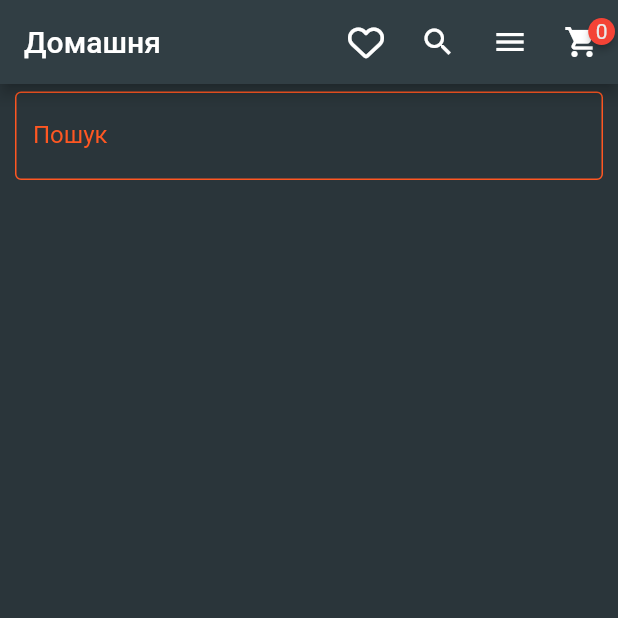
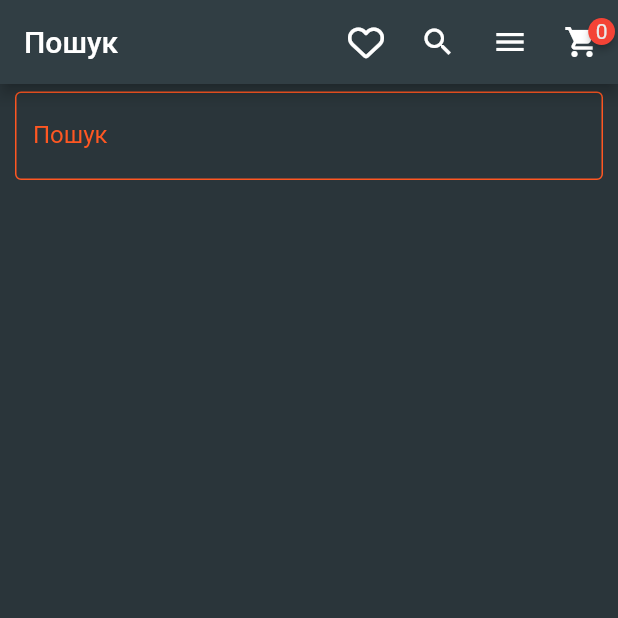
Before and after one commit to valeruchn/sample_shop, a Flutter app: the screen it shows after launch, after a tap on the "search" icon, on a phone screen of 412 x 824 dp, the top half of it. Run offline on Flutter 3.47's test engine with Material 2 defaults, Android fonts, the light colour scheme and no system bars; drawn by our look-alikes of badges; our stand-ins replace cloud_firestore, dio, firebase_auth, firebase_core, flutter_redux, font_awesome_flutter and 5 more; missing offline and left inert: redux_epics; accounts and stored records are empty.

Commit message:
add subcategory search

```diff
--- a/lib/common/services/products.service.dart
+++ b/lib/common/services/products.service.dart
@@ -8,7 +8,7 @@ import 'package:sample_shop/store/models/products/product.model.dart';
 // Получение списка продуктов с фильтрами
 Future<List<ProductModel>> getProducts(
     {String? category = 'all',
-    String? subcategory = 'pfiladelfia',
+    String? subcategory = '',
     String? search = ''}) async {
   try {
     final Response<dynamic> res = await api.dio.get<dynamic>(
--- a/lib/common/widgets/home_page/menu_drawer.dart
+++ b/lib/common/widgets/home_page/menu_drawer.dart
@@ -5,6 +5,7 @@ import 'package:flutter/material.dart';
 import 'package:flutter_redux/flutter_redux.dart';
 import 'package:font_awesome_flutter/font_awesome_flutter.dart';
 import 'package:redux/redux.dart';
+import 'package:sample_shop/common/helpers/constants/search_category_object_constants.dart';
 
 // Flutter imports:
 import 'package:sample_shop/store/actions/products.action.dart';
@@ -12,25 +13,40 @@ import 'package:sample_shop/store/reducers/reducer.dart';
 import 'package:sample_shop/common/helpers/constants/colors_constants.dart';
 import 'package:sample_shop/common/helpers/constants/text_constants.dart';
 
-class MenuDrawer extends StatelessWidget {
+class MenuDrawer extends StatefulWidget {
   const MenuDrawer({Key? key, required this.handleChangeTitle})
       : super(key: key);
   final void Function(String title) handleChangeTitle;
 
-  void _handleChangeFilter(Store<AppState> store) =>
-          (String category, String title, BuildContext context) {
-        handleChangeTitle(title);
-        if (category == 'favourites') {
+  @override
+  State<MenuDrawer> createState() => _MenuDrawerState();
+}
+
+class _MenuDrawerState extends State<MenuDrawer> {
+  bool _isOpenSubCatMenu = false;
+
+  // Открыть подкатегории
+  void _toggleSubCatMenu() {
+    setState(() {
+      _isOpenSubCatMenu = !_isOpenSubCatMenu;
+    });
+  }
+
+  // Переключение фильтра
+  void _handleChangeFilter(Store<AppState> store) => (String category,
+          String title, BuildContext context, String? subcategory) {
+        widget.handleChangeTitle(title);
+        if (category == kFavouriteCategorySearch.category) {
           store.dispatch(GetFavouriteProductsPending());
         } else {
-          store.dispatch(GetProductsPending(category: category));
+          store.dispatch(
+              GetProductsPending(category: category, subcategory: subcategory));
         }
         Navigator.pop(context);
       };
 
   @override
   Widget build(BuildContext context) {
-
     return Drawer(
       backgroundColor: kBackGroundColor,
       child: StoreConnector<AppState, dynamic>(
@@ -51,31 +67,67 @@ class MenuDrawer extends StatelessWidget {
                 FontAwesomeIcons.pizzaSlice,
                 color: kPrimaryColor,
               ),
-              title: const Text(kPizzaCategoryTitleText),
-              onTap: () => query('pizza', kPizzaCategoryTitleText, context),
+              title: Text(kPizzaCategorySearch.title),
+              onTap: () => query(kPizzaCategorySearch.category,
+                  kPizzaCategorySearch.title, context, null),
             ),
+            // Выпадающее меню
             ListTile(
-              leading: const Icon(Icons.support_sharp, color: kPrimaryColor),
-              title: const Text(kRollsCategoryTitleText),
-              onTap: () => query('rolls', kRollsCategoryTitleText, context),
-            ),
+                leading: const Icon(Icons.support_sharp, color: kPrimaryColor),
+                title: const Text(kRollsCategoryTitleText),
+                onTap: _toggleSubCatMenu),
+            if (_isOpenSubCatMenu)
+              Column(
+                children: [
+                  const Divider(
+                    color: kDefaultBorderColor,
+                    height: 0.00,
+                  ),
+                  ...kDropDownButtonSubcategoryList
+                      .map((subcategory) => ListTile(
+                          leading: Container(
+                            margin:
+                                const EdgeInsets.only(left: 15.00, top: 5.5),
+                            child: const FaIcon(
+                              FontAwesomeIcons.circleDot,
+                              size: 12.00,
+                              color: kPrimaryColor,
+                            ),
+                          ),
+                          title: Container(
+                              margin: const EdgeInsets.only(left: 10.00),
+                              child: Text(subcategory.title)),
+                          onTap: () => query(
+                              subcategory.category,
+                              subcategory.title,
+                              context,
+                              subcategory.subcategory)))
+                      .toList(),
+                  const Divider(
+                    color: kDefaultBorderColor,
+                    height: 0.00,
+                  ),
+                ],
+              ),
             ListTile(
               leading: const FaIcon(FontAwesomeIcons.kitchenSet,
                   color: kPrimaryColor),
-              title: const Text(kSetsCategoryTitleText),
-              onTap: () => query('sets', kSetsCategoryTitleText, context),
+              title: Text(kSetsCategorySearch.title),
+              onTap: () => query(kSetsCategorySearch.category,
+                  kSetsCategorySearch.title, context, null),
             ),
             ListTile(
               leading: const FaIcon(FontAwesomeIcons.solidHeart,
                   color: kPrimaryColor),
-              title: const Text(kFavouriteCategoryTitleText),
-              onTap: () =>
-                  query('favourites', kFavouriteCategoryTitleText, context),
+              title: Text(kFavouriteCategorySearch.title),
+              onTap: () => query(kFavouriteCategorySearch.category,
+                  kFavouriteCategorySearch.title, context, null),
             ),
             ListTile(
               leading: const Icon(Icons.all_inclusive, color: kPrimaryColor),
-              title: const Text('Всі'),
-              onTap: () => query('all', kHomeScreenTitleText, context),
+              title: Text(kAllCategorySearch.title),
+              onTap: () => query(
+                  kAllCategorySearch.category, kHomeScreenTitleText, context, null),
             ),
           ],
         ),
--- a/lib/common/widgets/home_page/search_panel.dart
+++ b/lib/common/widgets/home_page/search_panel.dart
@@ -2,6 +2,7 @@ import 'dart:async';
 
 import 'package:flutter/material.dart';
 import 'package:flutter_redux/flutter_redux.dart';
+import 'package:sample_shop/common/helpers/constants/text_constants.dart';
 import 'package:sample_shop/common/helpers/utils/debouncer.dart';
 import 'package:sample_shop/store/actions/products.action.dart';
 import 'package:sample_shop/store/reducers/reducer.dart';
@@ -23,6 +24,7 @@ class _SearchPanelState extends State<SearchPanel> {
       // запрашиваем продукты при инициализации виджета, для
       // корректной работы при открытии и закрытии поиска
       onInit: (store) => store.dispatch(GetProductsPending()),
+      onDispose: (store) => store.dispatch(GetProductsPending()),
       converter: (store) => (String searchText) =>
           store.dispatch(GetProductsPending(search: searchText)),
       builder: (context, search) => Container(
@@ -30,7 +32,7 @@ class _SearchPanelState extends State<SearchPanel> {
         child: TextField(
           style: const TextStyle(color: Colors.white),
           decoration: InputDecoration(
-              label: const Text('Пошук'),
+              label: const Text(kSearchPanelLabelText),
               labelStyle: TextStyle(color: Theme.of(context).primaryColor),
               border: const OutlineInputBorder(),
               enabledBorder: OutlineInputBorder(
--- a/lib/screens/home_page/home_page.dart
+++ b/lib/screens/home_page/home_page.dart
@@ -83,6 +83,12 @@ class _HomePageState extends State<HomePage> {
                 onPressed: () {
                   setState(() {
                     _isOpenSearch = !_isOpenSearch;
+                    // Изменение заголовка
+                    if(_isOpenSearch){
+                      _selectedTitle = kSearchPanelLabelText;
+                    } else {
+                      _selectedTitle = kHomeScreenTitleText;
+                    }
                   });
                 },
                 icon: const Icon(Icons.search)),
```
Also changed, not shown: lib/common/helpers/constants/models/search_category.model.dart (added, +19 -0 lines), lib/common/helpers/constants/search_category_object_constants.dart (added, +64 -0 lines), lib/common/helpers/constants/text_constants.dart (+26 -2 lines), lib/screens/cart/cart.dart (+28 -11 lines).
